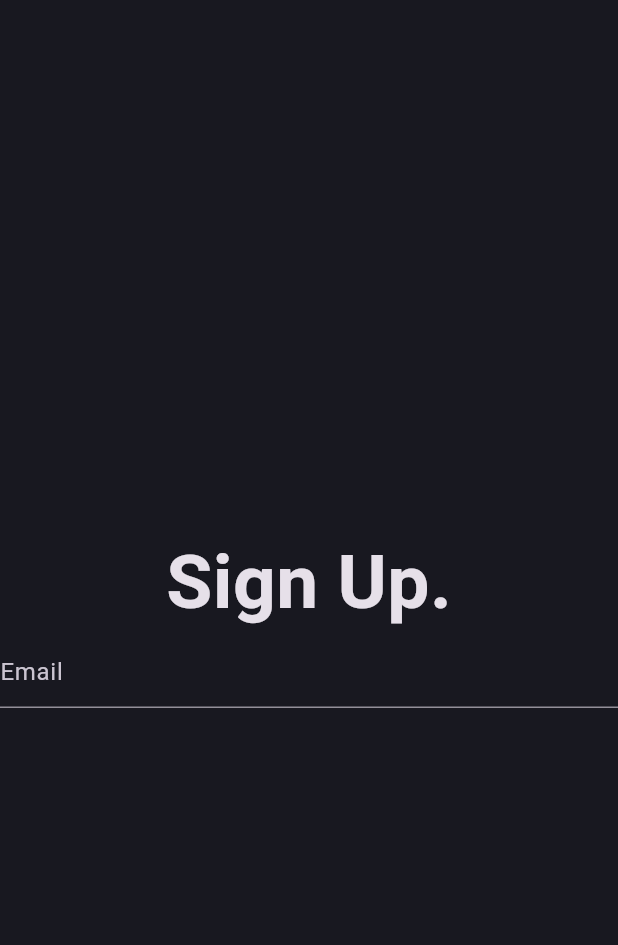
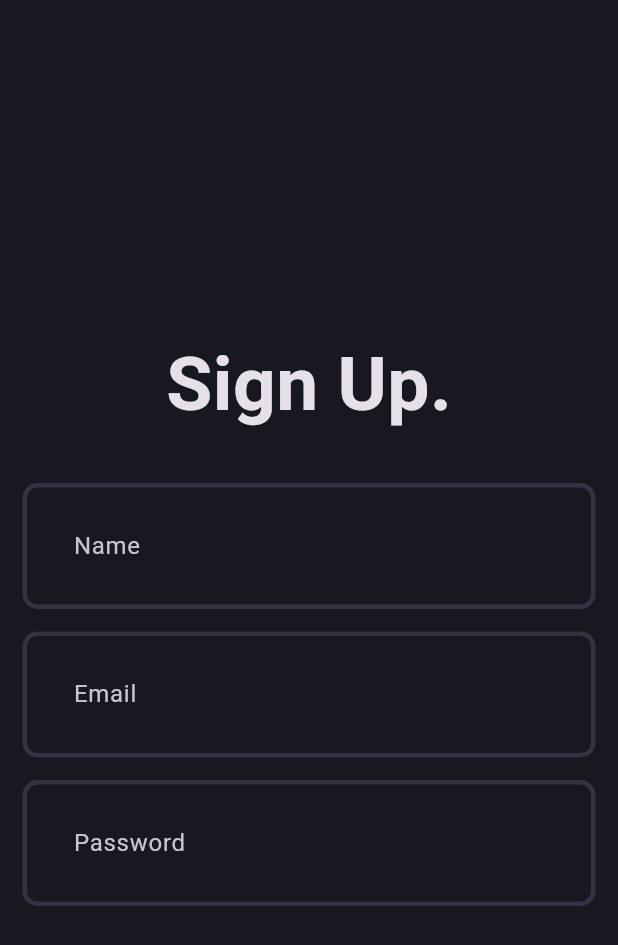
Before and after one commit to AfiqZaidin03/blog_app, a Flutter app: the screen it shows after launch, on a phone screen of 412 x 824 dp. Shown: the top 945 px of the screen. Run offline on Flutter 3.47's test engine with Material 3 defaults, Android fonts, the phone set to English and light mode, and no system bars.

Commit message:
[1] Add auth text field
Adding auth text field for name email and password

```diff
--- a/lib/core/theme/theme.dart
+++ b/lib/core/theme/theme.dart
@@ -2,7 +2,20 @@ import 'package:blog_app/core/theme/app_pallete.dart';
 import 'package:flutter/material.dart';
 
 class AppTheme {
+  static _border([Color color = AppPallete.borderColor]) => OutlineInputBorder(
+        borderSide: BorderSide(
+          color: color,
+          width: 3,
+        ),
+        borderRadius: BorderRadius.circular(10),
+      );
+
   static final darkThemeMode = ThemeData.dark().copyWith(
     scaffoldBackgroundColor: AppPallete.backgroundColor,
+    inputDecorationTheme: InputDecorationTheme(
+      contentPadding: const EdgeInsets.all(30),
+      enabledBorder: _border(),
+      focusedBorder: _border(AppPallete.gradient2),
+    ),
   );
 }
--- a/lib/features/presentation/pages/signup_page.dart
+++ b/lib/features/presentation/pages/signup_page.dart
@@ -12,7 +12,9 @@ class _SignUpPageState extends State<SignUpPage> {
   @override
   Widget build(BuildContext context) {
     return const Scaffold(
-      body: Column(
+      body: Padding(
+        padding: EdgeInsets.all(15.0),
+        child: Column(
           mainAxisAlignment: MainAxisAlignment.center,
           children: [
             Text(
@@ -22,8 +24,14 @@ class _SignUpPageState extends State<SignUpPage> {
                 fontWeight: FontWeight.bold,
               ),
             ),
-          AuthField(hintText: 'Email')
+            SizedBox(height: 30),
+            AuthField(hintText: 'Name'),
+            SizedBox(height: 15),
+            AuthField(hintText: 'Email'),
+            SizedBox(height: 15),
+            AuthField(hintText: 'Password')
           ],
+        ),
       ),
     );
   }
```
Also changed, not shown: lib/features/presentation/widgets/aut_gradient_button.dart (added). Lines whose indentation alone changed are shown as unchanged.
